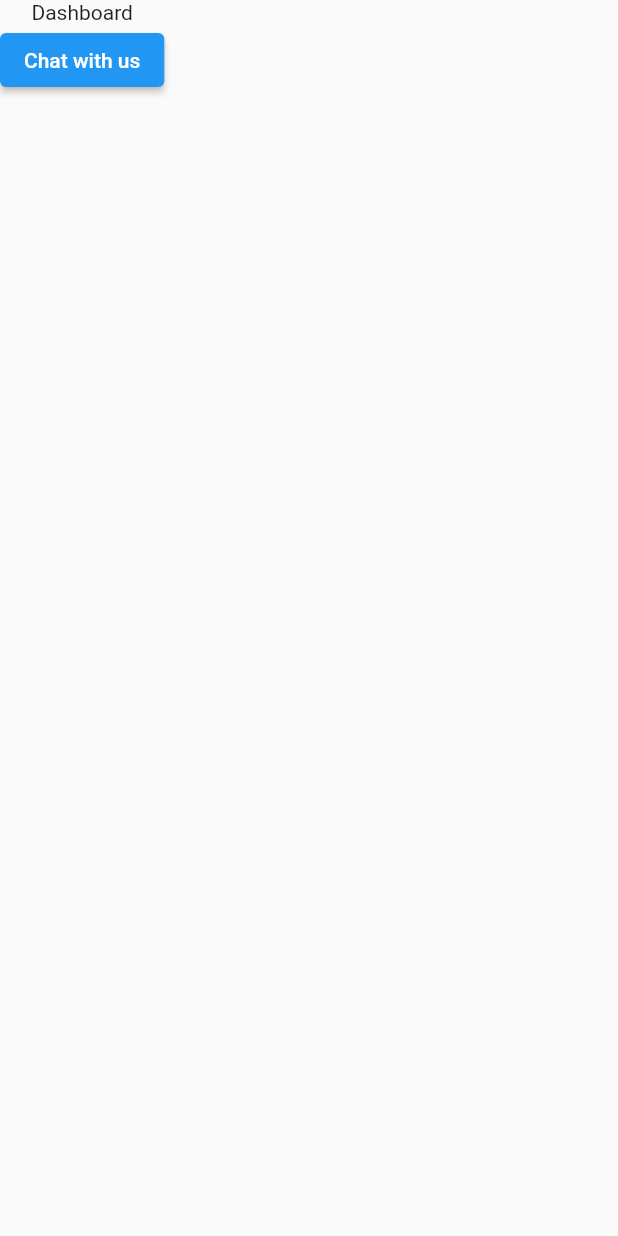
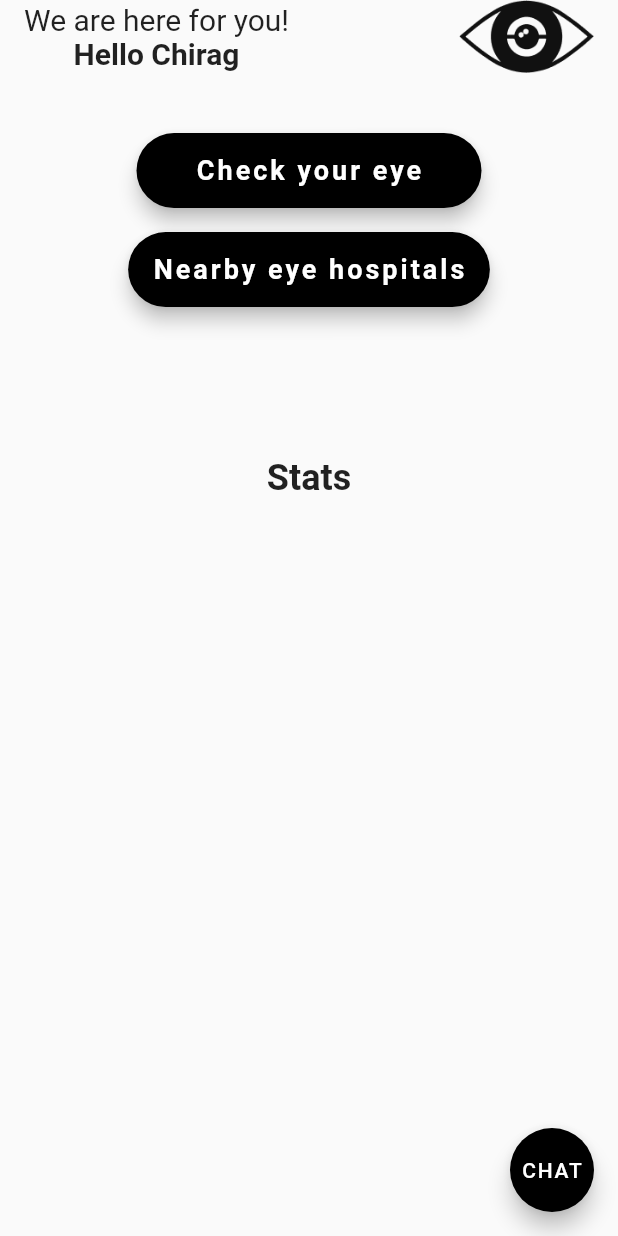
Before and after one commit to tusharbansal22/i-Doc-app, a Flutter app: the Dashboard screen opened by its route, on a phone screen of 412 x 824 dp. Run offline on Flutter 3.47's test engine with Material 2 defaults, Android fonts, the phone set to English and light mode, and no system bars; our stand-ins replace firebase_auth, firebase_core, google_sign_in; accounts and stored records are empty.

Commit message:
updated dashboard

```diff
--- a/lib/screens/dashboard.dart
+++ b/lib/screens/dashboard.dart
@@ -1,4 +1,6 @@
 import 'package:flutter/material.dart';
+
+import '../widgets/buttons.dart';
 
 class Dashboard extends StatefulWidget {
   const Dashboard({Key? key}) : super(key: key);
@@ -11,14 +13,38 @@ class _DashboardState extends State<Dashboard> {
   @override
   Widget build(BuildContext context) {
     return Scaffold(
+      floatingActionButton: FloatingActionButton(child:Text('CHAT'), onPressed:  (){
+        Navigator.pushNamed(context, '/chat');
+      },backgroundColor: Colors.black,),
       body: SafeArea(
-        child: Column(
-          children: [Text('Dashboard'),
-          ElevatedButton(onPressed: (){
-              Navigator.pushNamed(context, '/chat');
-          }, child: Container(
-            child: Text('Chat with us'),
-          ))],
+        child: Padding(
+          padding: const EdgeInsets.symmetric(horizontal: 16),
+          child: Column(
+            children: [
+              Row(
+                mainAxisAlignment: MainAxisAlignment.spaceBetween,
+                children: [Column(
+                  children: [
+                    Text('We are here for you!',style: TextStyle(fontSize: 20)),
+                    Text('Hello Chirag',style: TextStyle(fontSize:20,fontWeight: FontWeight.w700),)
+                  ],
+                ),
+                  Image.asset(
+                    'assets/images/logo.png',
+                    width: 90,
+                  )],
+              ),
+              SizedBox(height: 40,),
+              BlackButton(buttonText: 'Check your eye', onpress: (){})
+                  .buildBlackButton(),
+              SizedBox(height: 16,),
+              BlackButton(buttonText: 'Nearby eye hospitals', onpress: (){})
+                  .buildBlackButton(),
+              SizedBox(height: 100,),
+              Text('Stats',style: TextStyle(fontSize: 24,fontWeight: FontWeight.w700),),
+
+            ]
+          ),
         ),
       ),
     );
```
Also changed, not shown: lib/screens/register.dart (+1 -24 lines), lib/model/nearby_response.dart (added), lib/model/polyline_response.dart (added), lib/screens/curlocation.dart (added), lib/screens/nearby_places.dart (added).
